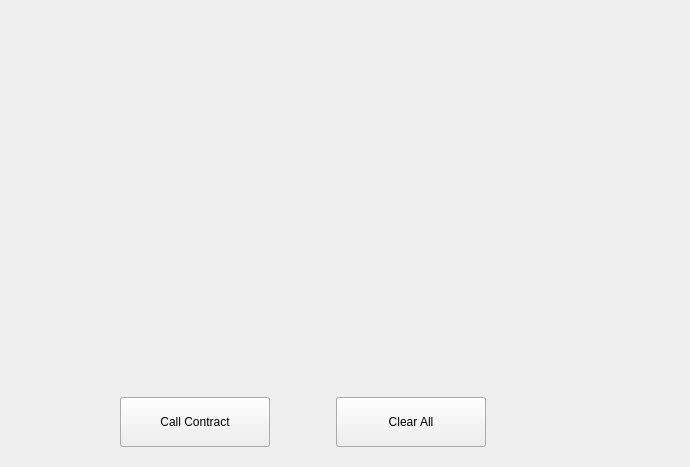
Above: src/qt/forms/callcontract.ui from HTMLCOIN/HTMLCOIN before the change. Below: the same form after it.
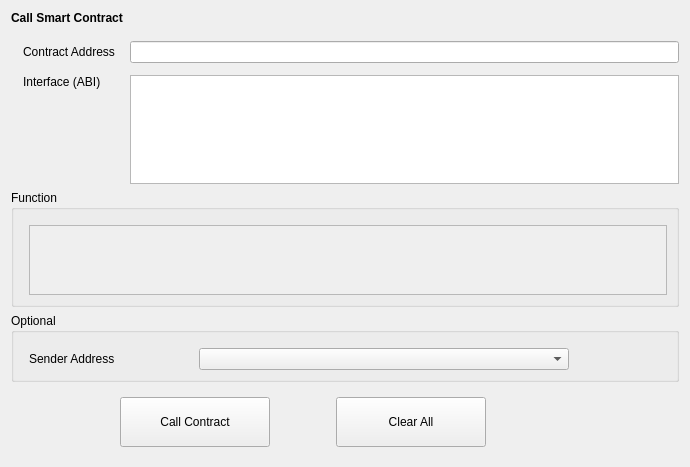
That is the form after the change. The open tabs and pages were chosen to show the change. Custom widgets are drawn as their Qt base class.

Commit message: Add multiple tabs for results

```diff
--- a/src/qt/forms/callcontract.ui
+++ b/src/qt/forms/callcontract.ui
@@ -219,25 +219,6 @@
        </item>
       </layout>
      </widget>
-     <widget class="QWidget" name="resultPage">
-      <layout class="QVBoxLayout" name="verticalLayout_5">
-       <property name="leftMargin">
-        <number>0</number>
-       </property>
-       <property name="topMargin">
-        <number>0</number>
-       </property>
-       <property name="rightMargin">
-        <number>0</number>
-       </property>
-       <property name="bottomMargin">
-        <number>0</number>
-       </property>
-       <item>
-        <widget class="ContractResult" name="widgetResult"/>
-       </item>
-      </layout>
-     </widget>
     </widget>
    </item>
    <item>
@@ -335,12 +316,6 @@
    <extends>QComboBox</extends>
    <header>addressfield.h</header>
   </customwidget>
-  <customwidget>
-   <class>ContractResult</class>
-   <extends>QStackedWidget</extends>
-   <header>contractresult.h</header>
-   <container>1</container>
-  </customwidget>
   <customwidget>
    <class>QValidatedTextEdit</class>
    <extends>QTextEdit</extends>
```
Left out of the diff: 4 changed lines with no effect on the pictures. The commit also changes 10 other files.
